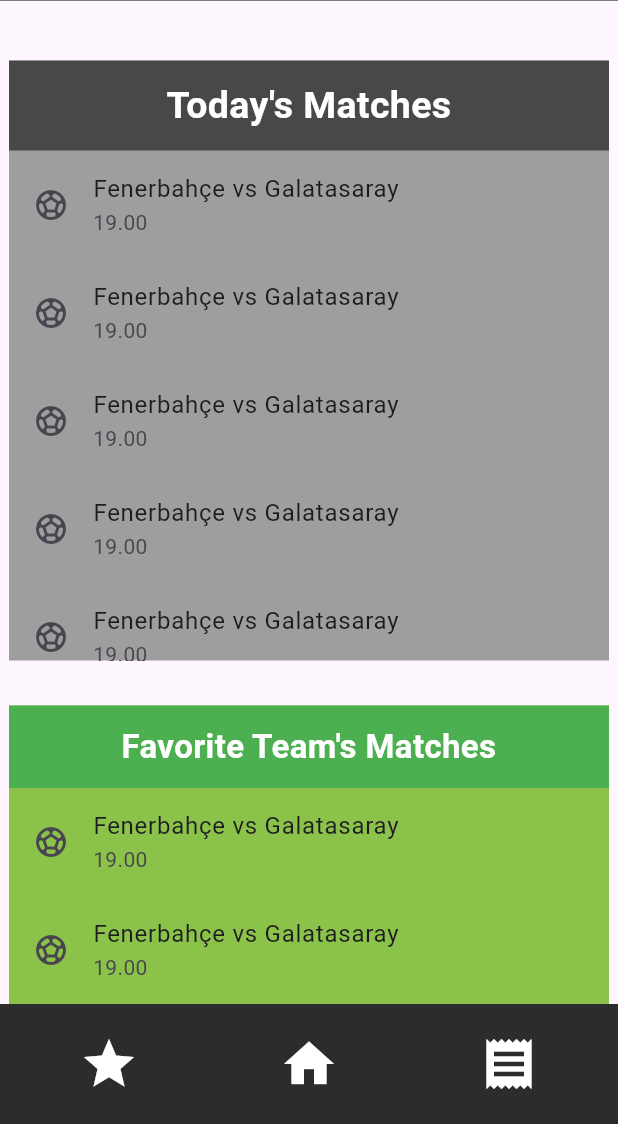
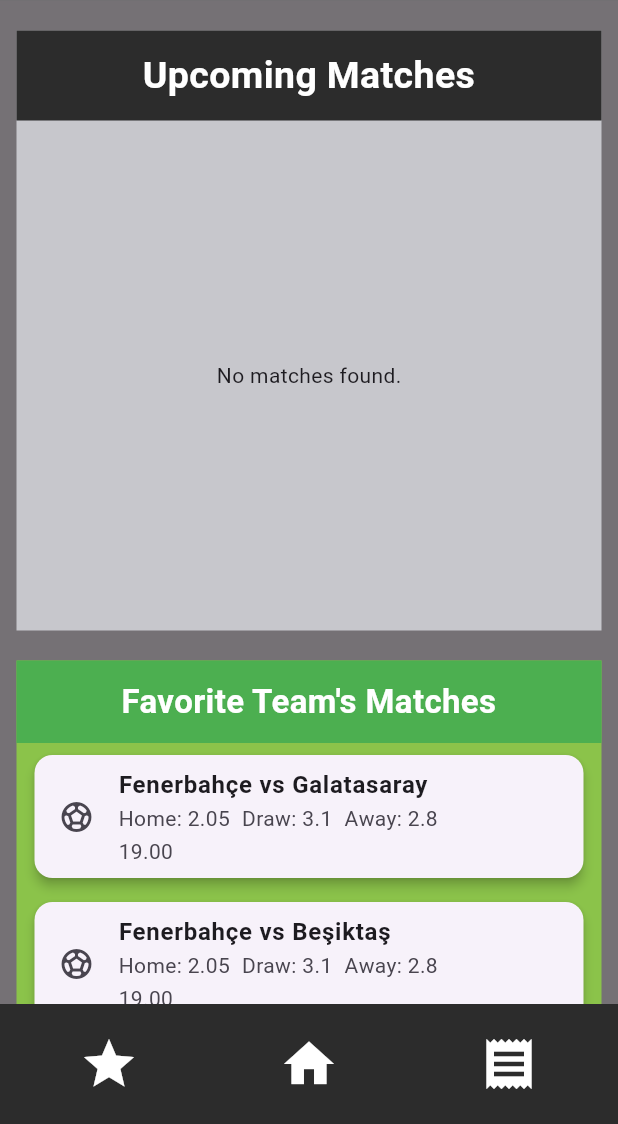
Before and after one commit to onurerguden/ScoreStack, a Flutter app: the screen it shows after launch, on a phone screen of 412 x 824 dp, the part 112-1236 px from its top. Run offline on Flutter 3.47's test engine with Material 3 defaults, Android fonts, the phone set to English and light mode, and no system bars; our stand-ins replace cloud_firestore, firebase_core; accounts and stored records are empty.

Commit message:
FireBase added ,correction of widgets & match objects are created by firebase

```diff
--- a/lib/app/MainMenu.dart
+++ b/lib/app/MainMenu.dart
@@ -27,7 +27,7 @@
   Widget build(BuildContext context) {
     return Scaffold(
       body: _pages[_selectedPage],
-      backgroundColor: Colors.grey,
+
 
       //APPBAR CUSTOM
       appBar: CustomAppBar(),
--- a/lib/models/Match.dart
+++ b/lib/models/Match.dart
@@ -1,20 +1,34 @@
-import 'Team.dart';
+import 'package:cloud_firestore/cloud_firestore.dart';
 
-class Match{
-  final Team homeTeam;
-  final Team awayTeam;
+class Match {
+  final DocumentReference homeTeamRef;
+  final DocumentReference awayTeamRef;
   final DateTime matchTime;
   final double homeOdds;
   final double drawOdds;
   final double awayOdds;
 
   Match({
-    required this.homeTeam,
-    required this.awayTeam,
+    required this.homeTeamRef,
+    required this.awayTeamRef,
     required this.matchTime,
     required this.homeOdds,
     required this.drawOdds,
-    required this.awayOdds
-});
+    required this.awayOdds,
+  });
 
+
+  String get matchTimeFormatted => 'Date:  ${matchTime.day}/${matchTime.month} Time: ${matchTime.hour}:${matchTime.minute}';
+
+
+  factory Match.fromMap(Map<String, dynamic> map) {
+    return Match(
+      homeTeamRef: map['homeTeam'] as DocumentReference,
+      awayTeamRef: map['awayTeam'] as DocumentReference,
+      matchTime: (map['matchTime'] as Timestamp).toDate(),
+      homeOdds: (map['homeOdds'] as num).toDouble(),
+      drawOdds: (map['drawOdds'] as num).toDouble(),
+      awayOdds: (map['awayOdds'] as num).toDouble(),
+    );
+  }
 }
--- a/lib/models/Team.dart
+++ b/lib/models/Team.dart
@@ -1,4 +1,15 @@
+import 'package:cloud_firestore/cloud_firestore.dart';
+
 class Team {
   final String name;
-  Team ({required this.name});
+  final DocumentReference reference;
+  Team ({required this.name, required this.reference});
+
+
+  factory Team.fromMap(Map<String,dynamic> map){
+    return Team(
+        name: map['name'],
+        reference: map['reference'] as DocumentReference,
+    );
+  }
 }
--- a/lib/pages/CouponsPage.dart
+++ b/lib/pages/CouponsPage.dart
@@ -40,6 +40,7 @@
           SizedBox(height: 35),
         ],
       ),
+      backgroundColor: Colors.black54,
     );
   }
 }
--- a/lib/pages/FavoritesPage.dart
+++ b/lib/pages/FavoritesPage.dart
@@ -26,6 +26,7 @@
           SizedBox(height: 40),
         ],
       ),
+      backgroundColor: Colors.black54,
     );
   }
 }
--- a/lib/pages/HomePage.dart
+++ b/lib/pages/HomePage.dart
@@ -1,5 +1,9 @@
+import 'package:flutter/cupertino.dart';
 import 'package:flutter/material.dart';
+import 'package:scorestack/services/MatchService.dart';
 import '../widgets/MatchTile.dart';
+import '../models/Match.dart';
+
 class HomePage extends StatefulWidget {
   const HomePage({super.key});
 
@@ -7,6 +11,14 @@
 }
 
 class HomePageState extends State<HomePage> {
+  final MatchService _matchService = MatchService();
+  late Future<List<Match>> _matchesFuture;
+
+  void initState() {
+    super.initState();
+    _matchesFuture = _matchService.fetchMatches();
+  }
+
   Widget build(BuildContext context) {
     return Scaffold(
       body: Row(
@@ -14,20 +26,20 @@
         children: [
           Column(
             children: [
-              SizedBox(height: 40),
+              SizedBox(height: 20),
               Container(
                 alignment: Alignment.topCenter,
-                width: 400,
+                width: 390,
                 height: 400,
-                color: Colors.grey,
+                color: CupertinoColors.systemGrey3,
                 child: Column(
                   crossAxisAlignment: CrossAxisAlignment.stretch,
                   children: [
                     Container(
                       padding: EdgeInsets.all(12),
-                      color: Colors.black54,
+                      color: Color(0xFF2C2C2C),
                       child: Text(
-                        "Today's Matches",
+                        "Upcoming Matches",
                         style: TextStyle(
                           fontSize: 25,
                           color: Colors.white,
@@ -36,28 +48,15 @@
                         textAlign: TextAlign.center,
                       ),
                     ),
-                    Expanded(
-                      child: ListView(
-                        children: [
-                          MatchTile(homeTeam: "Fenerbahçe", awayTeam: "Galatasaray", time: "19.00"),
-                          MatchTile(homeTeam: "Fenerbahçe", awayTeam: "Galatasaray", time: "19.00"),
-                          MatchTile(homeTeam: "Fenerbahçe", awayTeam: "Galatasaray", time: "19.00"),
-                          MatchTile(homeTeam: "Fenerbahçe", awayTeam: "Galatasaray", time: "19.00"),
-                          MatchTile(homeTeam: "Fenerbahçe", awayTeam: "Galatasaray", time: "19.00"),
-                          MatchTile(homeTeam: "Fenerbahçe", awayTeam: "Galatasaray", time: "19.00"),
-                          MatchTile(homeTeam: "Fenerbahçe", awayTeam: "Galatasaray", time: "19.00"),
-                          MatchTile(homeTeam: "Fenerbahçe", awayTeam: "Galatasaray", time: "19.00"),
-                        ],
-                      ),
-                    ),
+                    Expanded(child: _matchService.buildMatchList()),
                   ],
                 ),
               ),
-              SizedBox(height: 30),
+              SizedBox(height: 20),
               Container(
                 alignment: Alignment.topCenter,
-                width: 400,
-                height: 200,
+                width: 390,
+                height: 255,
                 color: Colors.lightGreen,
                 child: Column(
                   crossAxisAlignment: CrossAxisAlignment.stretch,
@@ -78,9 +77,22 @@
                     Expanded(
                       child: ListView(
                         children: [
-                          MatchTile(homeTeam: "Fenerbahçe", awayTeam: "Galatasaray", time: "19.00"),
-                          MatchTile(homeTeam: "Fenerbahçe", awayTeam: "Galatasaray", time: "19.00"),
-                          MatchTile(homeTeam: "Fenerbahçe", awayTeam: "Galatasaray", time: "19.00"),
+                          MatchTile(
+                            homeTeam: "Fenerbahçe",
+                            awayTeam: "Galatasaray",
+                            time: "19.00",
+                            homeOdds: 2.05,
+                            drawOdds: 3.10,
+                            awayOdds: 2.80,
+                          ),
+                          MatchTile(
+                            homeTeam: "Fenerbahçe",
+                            awayTeam: "Beşiktaş",
+                            time: "19.00",
+                            homeOdds: 2.05,
+                            drawOdds: 3.10,
+                            awayOdds: 2.80,
+                          )
                         ],
                       ),
                     ),
@@ -91,6 +103,7 @@
           ),
         ],
       ),
+      backgroundColor: Colors.black54,
     );
   }
 }
--- /dev/null
+++ b/lib/services/MatchService.dart
@@ -0,0 +1,96 @@
+import 'package:flutter/material.dart';
+import 'package:cloud_firestore/cloud_firestore.dart';
+import '../models/Match.dart';
+import '../widgets/MatchTile.dart';
+
+class MatchService {
+  final CollectionReference matchesCollection =
+  FirebaseFirestore.instance.collection('matches');
+
+  Future<List<Match>> fetchMatches() async {
+    try {
+      QuerySnapshot snapshot = await matchesCollection.get();
+      print('Fetched documents: ${snapshot.docs.length}');
+
+      List<Match> matches = [];
+
+      for (var doc in snapshot.docs) {
+        final rawData = doc.data();
+        if (rawData == null) {
+          print('Warning: Null document data!');
+          continue;
+        }
+
+        Map<String, dynamic> data = rawData as Map<String, dynamic>;
+
+        try {
+          Match match = Match.fromMap(data);
+          matches.add(match);
+        } catch (e) {
+          print('Error parsing match: $e');
+        }
+      }
+
+      print('Successfully parsed matches: ${matches.length}');
+      return matches;
+    } catch (e) {
+      print('Error fetching matches: $e');
+      return [];
+    }
+  }
+
+
+
+  Widget buildMatchList() {
+    return FutureBuilder<List<Match>>(
+      future: fetchMatches(),
+      builder: (context, snapshot) {
+        if (snapshot.connectionState == ConnectionState.waiting) {
+          return Center(child: CircularProgressIndicator());
+        } else if (snapshot.hasError) {
+          return Center(child: Text('Error: ${snapshot.error}'));
+        } else if (!snapshot.hasData || snapshot.data!.isEmpty) {
+          return Center(child: Text('No matches found.'));
+        } else {
+          final matches = snapshot.data!;
+          return ListView.builder(
+            itemCount: matches.length,
+            itemBuilder: (context, index) {
+              final match = matches[index];
+              return FutureBuilder<DocumentSnapshot>(
+                future: match.homeTeamRef.get(),
+                builder: (context, homeTeamSnapshot) {
+                  if (!homeTeamSnapshot.hasData) {
+                    return Center(child: CircularProgressIndicator());
+                  }
+                  final homeData = homeTeamSnapshot.data!.data() as Map<String, dynamic>;
+                  final homeName = homeData['name'] ?? 'Unknown Home';
+
+                  return FutureBuilder<DocumentSnapshot>(
+                    future: match.awayTeamRef.get(),
+                    builder: (context, awayTeamSnapshot) {
+                      if (!awayTeamSnapshot.hasData) {
+                        return Center(child: CircularProgressIndicator());
+                      }
+                      final awayData = awayTeamSnapshot.data!.data() as Map<String, dynamic>;
+                      final awayName = awayData['name'] ?? 'Unknown Away';
+
+                      return MatchTile(
+                        homeTeam: homeName,
+                        awayTeam: awayName,
+                        time: match.matchTimeFormatted,
+                        homeOdds: match.homeOdds,
+                        drawOdds: match.drawOdds,
+                        awayOdds: match.awayOdds,
+                      );
+                    },
+                  );
+                },
+              );
+            },
+          );
+        }
+      },
+    );
+  }
+}
--- a/lib/widgets/MatchTile.dart
+++ b/lib/widgets/MatchTile.dart
@@ -1,22 +1,51 @@
 import 'package:flutter/material.dart';
 
-class MatchTile extends StatelessWidget{
-  String homeTeam;
-  String awayTeam;
-  String time;
+class MatchTile extends StatelessWidget {
+  final String homeTeam;
+  final String awayTeam;
+  final String time;
+  final double homeOdds;
+  final double drawOdds;
+  final double awayOdds;
 
-   MatchTile({
+  MatchTile({
     super.key,
     required this.homeTeam,
     required this.awayTeam,
     required this.time,
-});
+    required this.homeOdds,
+    required this.drawOdds,
+    required this.awayOdds,
+  });
 
-  Widget build (BuildContext context){
-    return ListTile(
-      leading: Icon(Icons.sports_soccer),
-      title: Text("$homeTeam vs $awayTeam"),
-      subtitle: Text(time),
+  @override
+  Widget build(BuildContext context) {
+    return Card(
+      elevation: 3,
+      margin: const EdgeInsets.symmetric(horizontal: 12, vertical: 8),
+      child: ListTile(
+        leading: Icon(Icons.sports_soccer),
+        title: Text(
+          "$homeTeam vs $awayTeam",
+          style: TextStyle(fontWeight: FontWeight.bold),
+        ),
+        subtitle: Column(
+          crossAxisAlignment: CrossAxisAlignment.start,
+          children: [
+            Row(
+              children: [
+                Text("Home: $homeOdds", style: TextStyle(fontSize: 14)),
+                SizedBox(width: 8),
+                Text("Draw: $drawOdds", style: TextStyle(fontSize: 14)),
+                SizedBox(width: 8),
+                Text("A️way: $awayOdds", style: TextStyle(fontSize: 14)),
+              ],
+            ),
+            SizedBox(height: 2),
+            Text(time),
+          ],
+        ),
+      ),
     );
   }
 }
```
